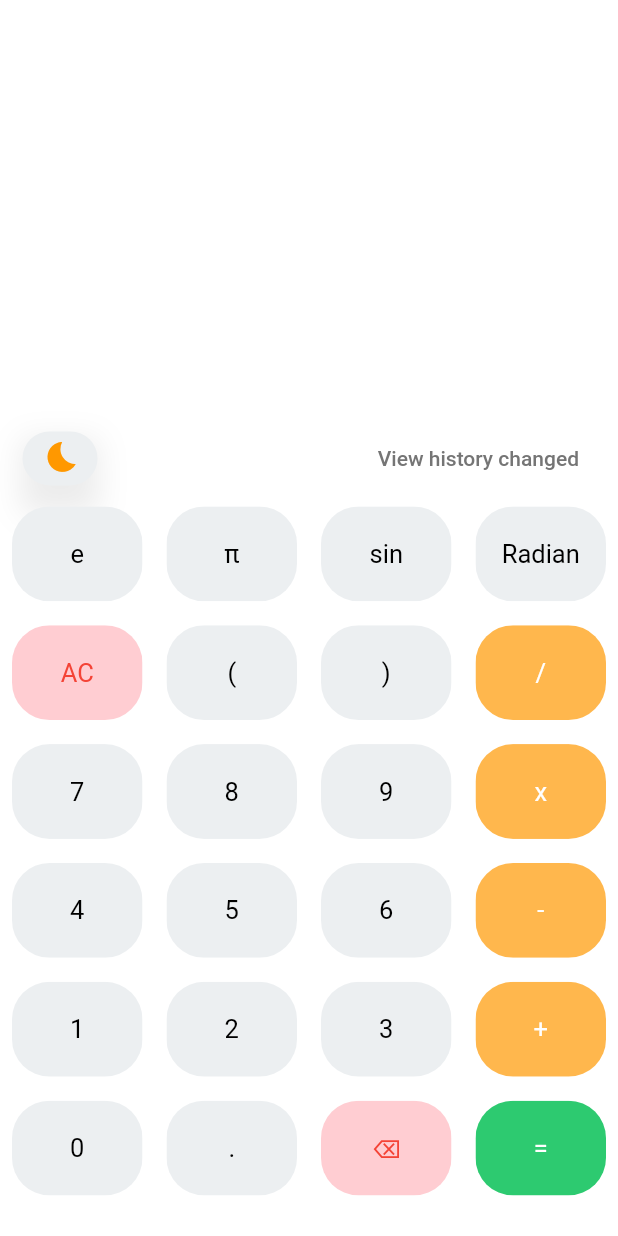
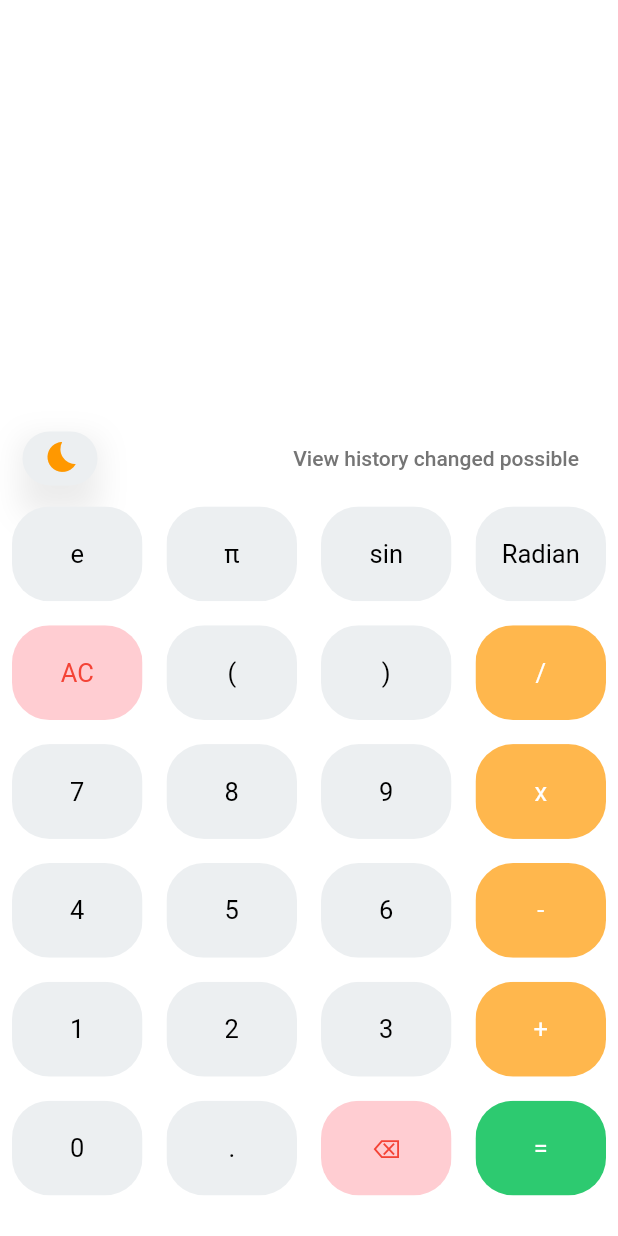
Before and after one commit to bhagirathsinh1/scientific_calsi, a Flutter app: the screen it shows after launch, on a phone screen of 412 x 824 dp. Run offline on Flutter 3.47's test engine with Material 2 defaults, Android fonts, the phone set to English and light mode, and no system bars; our stand-ins replace math_expressions.

Commit message:
history changed

```diff
--- a/lib/HomePage.dart
+++ b/lib/HomePage.dart
@@ -15,7 +15,7 @@ class HomePage extends StatefulWidget {
 class _HomePageState extends State<HomePage> {
   var userQuestion = '';
   var userAnswer = '';
-  var viewHistory = 'View history changed';
+  var viewHistory = 'View history changed possible';
   var ob = 0;
   var cb = 0;
   var zero = 0;
```
